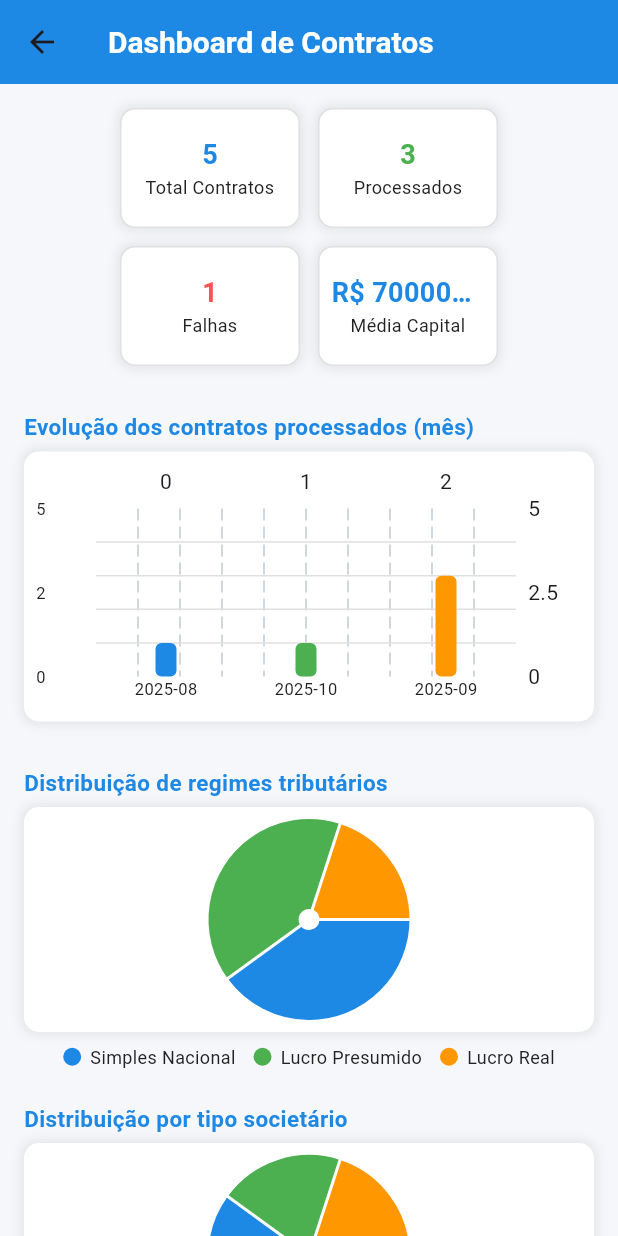
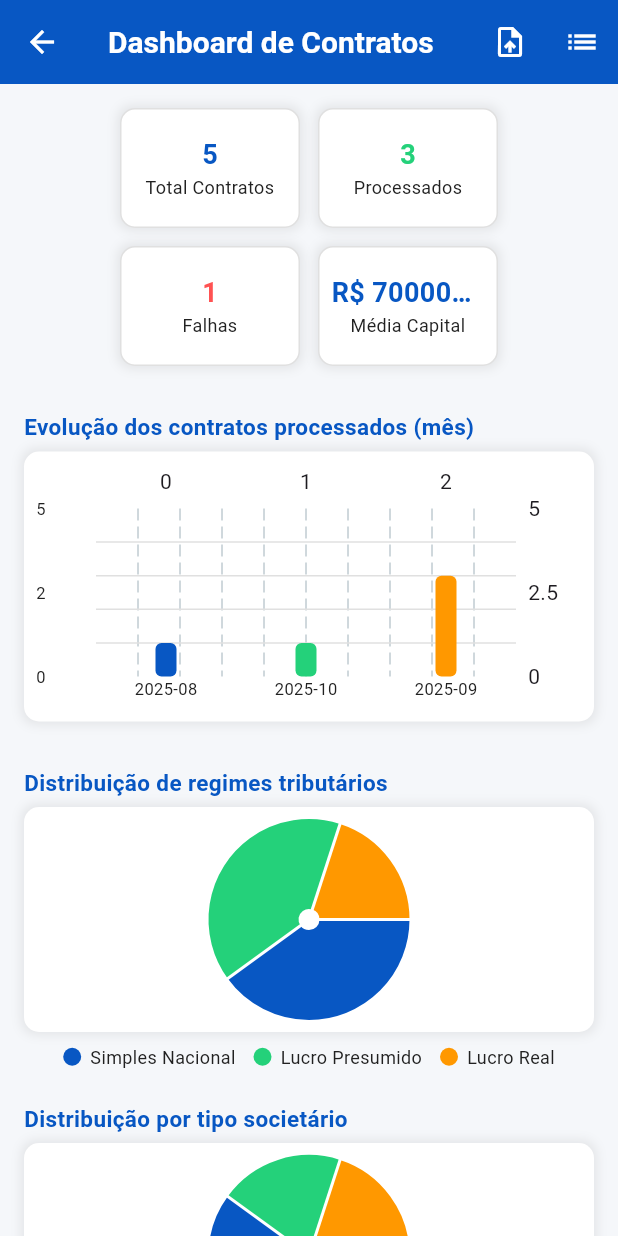
Before and after one commit to RomuloJB/IA-PagHiper, a Flutter app: the WidgetDashboard screen opened by its route, on a phone screen of 412 x 824 dp. Run offline on Flutter 3.47's test engine with Material 3 defaults, Android fonts, the phone set to English and light mode, and no system bars; drawn by our look-alikes of fl_chart; our stand-ins replace file_picker, mask_text_input_formatter, shared_preferences, sqflite, sqflite_common_ffi_web; missing offline and left inert: pdfx; accounts and stored records are empty.

Commit message:
add | rotas no header da tela de dashboard

```diff
--- a/flutter_application_1/lib/Telas/Dashboard/widget_dashboard.dart
+++ b/flutter_application_1/lib/Telas/Dashboard/widget_dashboard.dart
@@ -2,10 +2,11 @@ import 'dart:convert';
 import 'package:flutter/material.dart';
 import 'package:flutter/services.dart' show rootBundle;
 import 'package:fl_chart/fl_chart.dart';
+import 'package:flutter_application_1/Routes/rotas.dart';
 
 const Color kBackgroundColor = Color(0xFFF5F7FA);
-const Color kPrimaryBlue = Color(0xFF1E88E5);
-const Color kPrimaryGreen = Color(0xFF4CAF50);
+const Color kPrimaryBlue = Color(0xFF0857C3);
+const Color kPrimaryGreen = Color(0xFF24d17a);
 const Color kTextColor = Color(0xFF212121);
 const Color kCardBorderColor = Color(0xFFE0E0E0);
 const List<Color> kChartColors = [
@@ -132,6 +133,29 @@ class _WidgetDashboardState extends State<WidgetDashboard> {
           fontSize: 20,
           fontWeight: FontWeight.w600,
         ),
+        iconTheme: IconThemeData(color: Colors.white),
+        actions: [
+          IconButton(
+            icon: const Icon(
+              Icons.upload_file,
+              color: Color.fromARGB(255, 255, 255, 255),
+            ),
+            tooltip: 'Novo Contrato',
+            onPressed: () {
+              Navigator.pushNamed(context, Rotas.Upload);
+            },
+          ),
+          IconButton(
+            icon: const Icon(
+              Icons.list,
+              color: Color.fromARGB(255, 255, 255, 255),
+            ),
+            tooltip: 'Novo Contrato',
+            onPressed: () {
+              Navigator.pushNamed(context, Rotas.Upload);
+            },
+          ),
+        ],
       ),
       body: contratos.isEmpty
           ? const Center(child: CircularProgressIndicator(color: kPrimaryBlue))
--- a/flutter_application_1/lib/Telas/Listagem/widget_listagem.dart
+++ b/flutter_application_1/lib/Telas/Listagem/widget_listagem.dart
@@ -3,8 +3,8 @@ import 'package:flutter/material.dart';
 import 'package:flutter/services.dart' show rootBundle;
 
 const Color kBackgroundColor = Color(0xFFF5F7FA);
-const Color kPrimaryBlue = Color(0xFF1E88E5);
-const Color kPrimaryGreen = Color(0xFF4CAF50);
+const Color kPrimaryBlue = Color(0xFF0857C3);
+const Color kPrimaryGreen = Color(0xFF24d17a);
 const Color kTextColor = Color(0xFF212121);
 const Color kCardBorderColor = Color(0xFFE0E0E0);
 
@@ -128,6 +128,7 @@ class _WidgetListagemState extends State<WidgetListagem> {
           fontSize: 20,
           fontWeight: FontWeight.w600,
         ),
+        iconTheme: IconThemeData(color: Colors.white),
       ),
       body: erroCarregamento != null
           ? Center(
@@ -159,6 +160,25 @@ class _ContratoCard extends StatelessWidget {
   final DashboardContrato contrato;
 
   const _ContratoCard({required this.contrato});
+
+  void _mostrarModal(BuildContext context) {
+    showDialog(
+      context: context,
+      builder: (BuildContext context) {
+        return AlertDialog(
+          title: const Text('Teste'),
+          actions: [
+            TextButton(
+              onPressed: () {
+                Navigator.of(context).pop();
+              },
+              child: const Text('Fechar'),
+            ),
+          ],
+        );
+      },
+    );
+  }
 
   @override
   Widget build(BuildContext context) {
```
